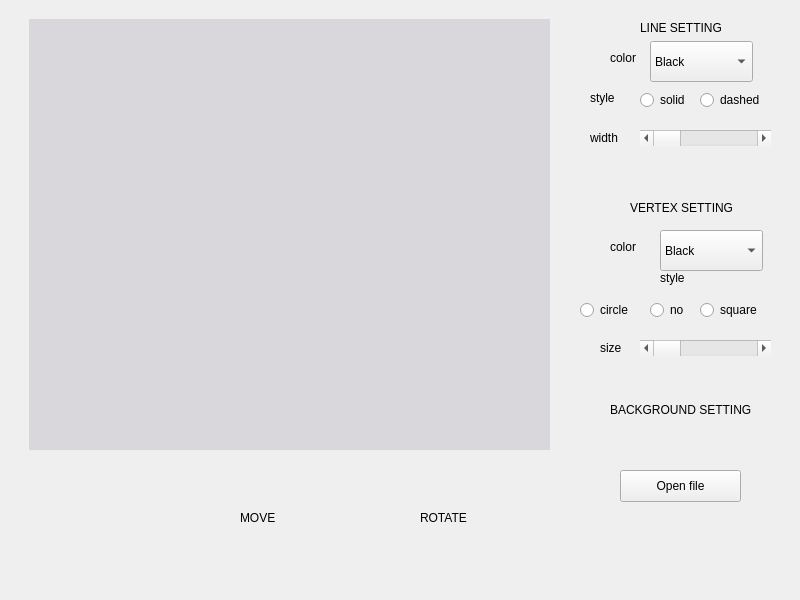
First picture: the form in 3DWieve/mainwindow.ui, repository Selloni/3D_Viever_C, before the edit.
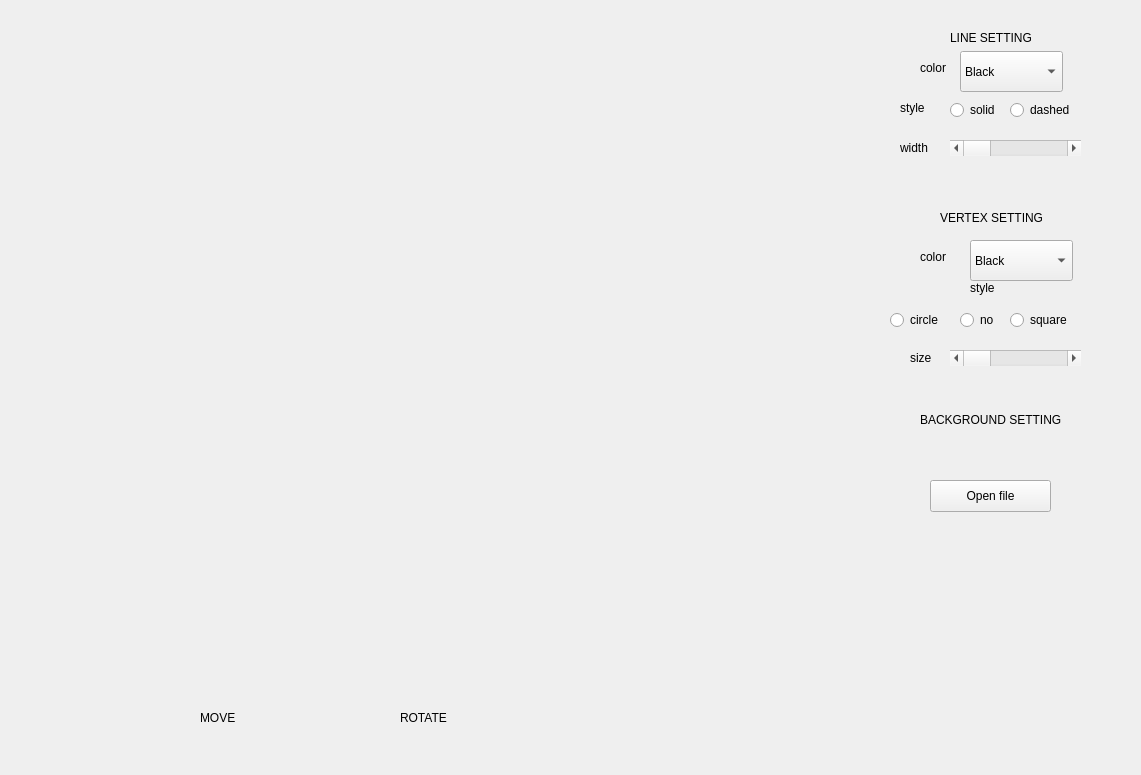
Second picture: the form after the edit. Custom widgets are drawn as their Qt base class.

What changed in the file:
```diff
--- a/3DWieve/mainwindow.ui
+++ b/3DWieve/mainwindow.ui
@@ -6,8 +6,8 @@
    <rect>
     <x>0</x>
     <y>0</y>
-    <width>800</width>
-    <height>600</height>
+    <width>1141</width>
+    <height>775</height>
    </rect>
   </property>
   <property name="windowTitle">
@@ -19,19 +19,19 @@
      <rect>
       <x>29</x>
       <y>19</y>
-      <width>521</width>
-      <height>431</height>
+      <width>791</width>
+      <height>651</height>
      </rect>
     </property>
     <property name="styleSheet">
-     <string notr="true">background-color: rgb(217, 215, 219);</string>
+     <string notr="true"/>
     </property>
    </widget>
    <widget class="QPushButton" name="pushButton">
     <property name="geometry">
      <rect>
-      <x>620</x>
-      <y>470</y>
+      <x>930</x>
+      <y>480</y>
       <width>121</width>
       <height>32</height>
      </rect>
@@ -43,8 +43,8 @@
    <widget class="QLabel" name="label">
     <property name="geometry">
      <rect>
-      <x>640</x>
-      <y>20</y>
+      <x>950</x>
+      <y>30</y>
       <width>91</width>
       <height>16</height>
      </rect>
@@ -56,8 +56,8 @@
    <widget class="QLabel" name="label_2">
     <property name="geometry">
      <rect>
-      <x>630</x>
-      <y>200</y>
+      <x>940</x>
+      <y>210</y>
       <width>111</width>
       <height>16</height>
      </rect>
@@ -69,8 +69,8 @@
    <widget class="QLabel" name="label_3">
     <property name="geometry">
      <rect>
-      <x>610</x>
-      <y>400</y>
+      <x>920</x>
+      <y>410</y>
       <width>161</width>
       <height>20</height>
      </rect>
@@ -82,8 +82,8 @@
    <widget class="QLabel" name="label_4">
     <property name="geometry">
      <rect>
-      <x>610</x>
-      <y>50</y>
+      <x>920</x>
+      <y>60</y>
       <width>58</width>
       <height>16</height>
      </rect>
@@ -95,8 +95,8 @@
    <widget class="QComboBox" name="line_color">
     <property name="geometry">
      <rect>
-      <x>650</x>
-      <y>41</y>
+      <x>960</x>
+      <y>51</y>
       <width>103</width>
       <height>41</height>
      </rect>
@@ -130,8 +130,8 @@
    <widget class="QLabel" name="label_5">
     <property name="geometry">
      <rect>
-      <x>590</x>
-      <y>90</y>
+      <x>900</x>
+      <y>100</y>
       <width>41</width>
       <height>16</height>
      </rect>
@@ -143,8 +143,8 @@
    <widget class="QRadioButton" name="line_solid">
     <property name="geometry">
      <rect>
-      <x>640</x>
-      <y>90</y>
+      <x>950</x>
+      <y>100</y>
       <width>61</width>
       <height>20</height>
      </rect>
@@ -156,8 +156,8 @@
    <widget class="QRadioButton" name="line_dashed">
     <property name="geometry">
      <rect>
-      <x>700</x>
-      <y>90</y>
+      <x>1010</x>
+      <y>100</y>
       <width>99</width>
       <height>20</height>
      </rect>
@@ -169,8 +169,8 @@
    <widget class="QLabel" name="label_6">
     <property name="geometry">
      <rect>
-      <x>590</x>
-      <y>130</y>
+      <x>900</x>
+      <y>140</y>
       <width>58</width>
       <height>16</height>
      </rect>
@@ -182,8 +182,8 @@
    <widget class="QScrollBar" name="line_width">
     <property name="geometry">
      <rect>
-      <x>640</x>
-      <y>130</y>
+      <x>950</x>
+      <y>140</y>
       <width>131</width>
       <height>16</height>
      </rect>
@@ -195,8 +195,8 @@
    <widget class="QLabel" name="label_7">
     <property name="geometry">
      <rect>
-      <x>660</x>
-      <y>270</y>
+      <x>970</x>
+      <y>280</y>
       <width>58</width>
       <height>16</height>
      </rect>
@@ -208,8 +208,8 @@
    <widget class="QRadioButton" name="line_dashed_2">
     <property name="geometry">
      <rect>
-      <x>700</x>
-      <y>300</y>
+      <x>1010</x>
+      <y>310</y>
       <width>99</width>
       <height>20</height>
      </rect>
@@ -221,8 +221,8 @@
    <widget class="QScrollBar" name="line_width_2">
     <property name="geometry">
      <rect>
-      <x>640</x>
-      <y>340</y>
+      <x>950</x>
+      <y>350</y>
       <width>131</width>
       <height>16</height>
      </rect>
@@ -234,8 +234,8 @@
    <widget class="QLabel" name="label_8">
     <property name="geometry">
      <rect>
-      <x>610</x>
-      <y>239</y>
+      <x>920</x>
+      <y>249</y>
       <width>58</width>
       <height>16</height>
      </rect>
@@ -247,8 +247,8 @@
    <widget class="QLabel" name="label_9">
     <property name="geometry">
      <rect>
-      <x>600</x>
-      <y>340</y>
+      <x>910</x>
+      <y>350</y>
       <width>31</width>
       <height>16</height>
      </rect>
@@ -260,8 +260,8 @@
    <widget class="QRadioButton" name="vertex_no">
     <property name="geometry">
      <rect>
-      <x>650</x>
-      <y>300</y>
+      <x>960</x>
+      <y>310</y>
       <width>61</width>
       <height>20</height>
      </rect>
@@ -273,8 +273,8 @@
    <widget class="QComboBox" name="line_color_2">
     <property name="geometry">
      <rect>
-      <x>660</x>
-      <y>230</y>
+      <x>970</x>
+      <y>240</y>
       <width>103</width>
       <height>41</height>
      </rect>
@@ -308,8 +308,8 @@
    <widget class="QLabel" name="label_10">
     <property name="geometry">
      <rect>
-      <x>420</x>
-      <y>510</y>
+      <x>400</x>
+      <y>710</y>
       <width>51</width>
       <height>16</height>
      </rect>
@@ -321,8 +321,8 @@
    <widget class="QLabel" name="label_11">
     <property name="geometry">
      <rect>
-      <x>240</x>
-      <y>510</y>
+      <x>200</x>
+      <y>710</y>
       <width>51</width>
       <height>16</height>
      </rect>
@@ -334,8 +334,8 @@
    <widget class="QRadioButton" name="vertex_circle">
     <property name="geometry">
      <rect>
-      <x>580</x>
-      <y>300</y>
+      <x>890</x>
+      <y>310</y>
       <width>61</width>
       <height>20</height>
      </rect>
```
Left out of the diff: 6 changed lines with no effect on the pictures.
